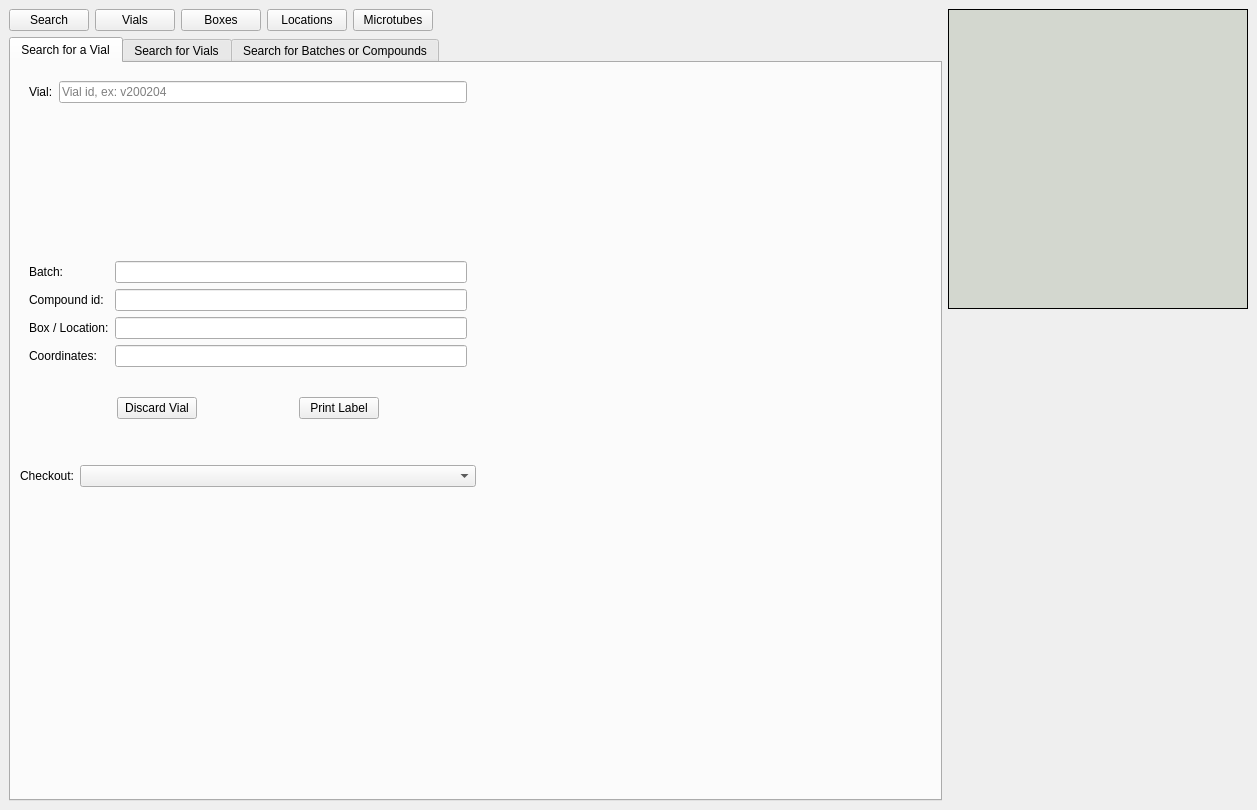
Qt form frontend/searchwindow.ui (dahlbma/cello) before a commit.
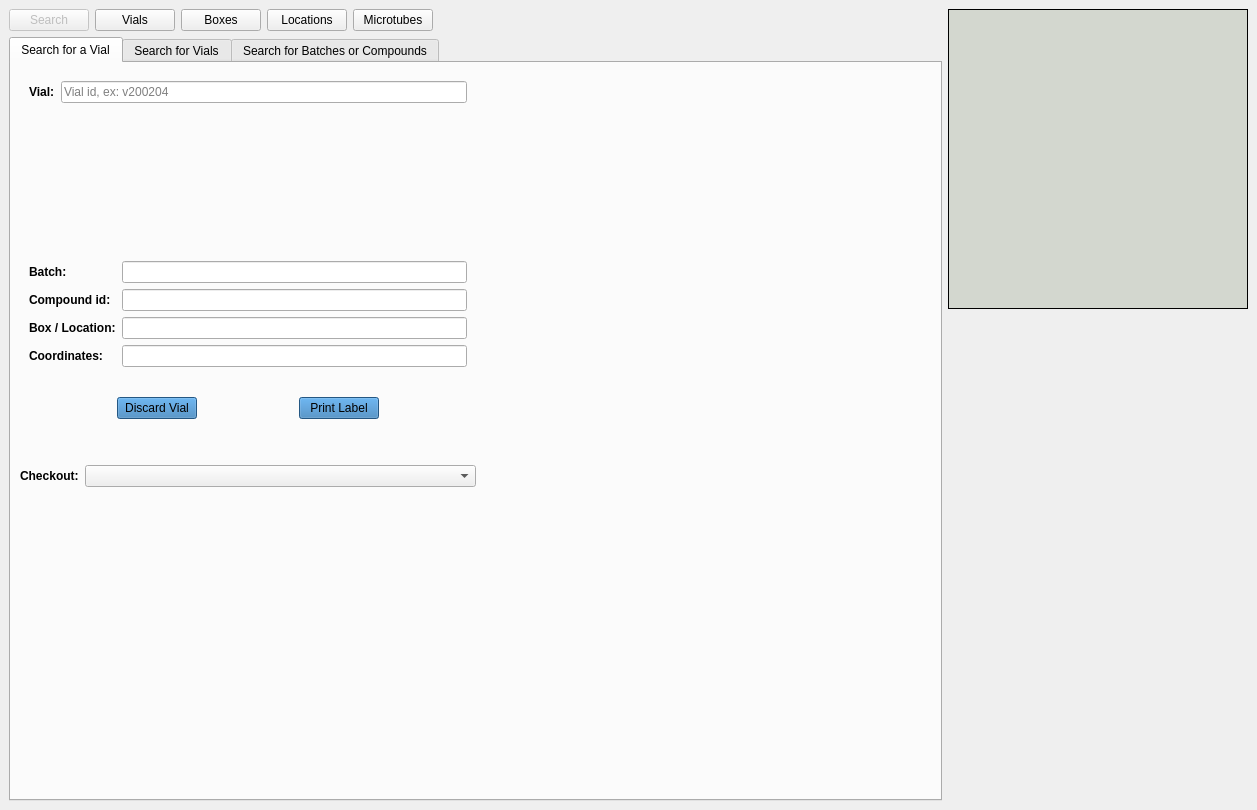
The same form after that commit. The open tabs and pages were chosen to show the change.

Commit message: most of the ui is done, preliminarily

What changed in the file:
```diff
--- a/frontend/searchwindow.ui
+++ b/frontend/searchwindow.ui
@@ -19,6 +19,9 @@
      <layout class="QGridLayout" name="gridLayout_6">
       <item row="0" column="0">
        <widget class="QPushButton" name="goto_search_btn">
+        <property name="enabled">
+         <bool>false</bool>
+        </property>
         <property name="text">
          <string>Search</string>
         </property>
@@ -82,6 +85,12 @@
               <layout class="QGridLayout" name="gridLayout">
                <item row="1" column="0">
                 <widget class="QLabel" name="label_4">
+                 <property name="font">
+                  <font>
+                   <weight>75</weight>
+                   <bold>true</bold>
+                  </font>
+                 </property>
                  <property name="text">
                   <string>Compound id:</string>
                  </property>
@@ -89,6 +98,12 @@
                </item>
                <item row="3" column="0">
                 <widget class="QLabel" name="label_6">
+                 <property name="font">
+                  <font>
+                   <weight>75</weight>
+                   <bold>true</bold>
+                  </font>
+                 </property>
                  <property name="text">
                   <string>Coordinates:</string>
                  </property>
@@ -99,6 +114,12 @@
                </item>
                <item row="0" column="0">
                 <widget class="QLabel" name="label_3">
+                 <property name="font">
+                  <font>
+                   <weight>75</weight>
+                   <bold>true</bold>
+                  </font>
+                 </property>
                  <property name="text">
                   <string>Batch:</string>
                  </property>
@@ -109,6 +130,12 @@
                </item>
                <item row="2" column="0">
                 <widget class="QLabel" name="label_5">
+                 <property name="font">
+                  <font>
+                   <weight>75</weight>
+                   <bold>true</bold>
+                  </font>
+                 </property>
                  <property name="text">
                   <string>Box / Location:</string>
                  </property>
@@ -139,6 +166,12 @@
               <layout class="QHBoxLayout" name="horizontalLayout">
                <item>
                 <widget class="QLabel" name="label_2">
+                 <property name="font">
+                  <font>
+                   <weight>75</weight>
+                   <bold>true</bold>
+                  </font>
+                 </property>
                  <property name="text">
                   <string>Vial:</string>
                  </property>
@@ -169,6 +202,12 @@
                 <verstretch>0</verstretch>
                </sizepolicy>
               </property>
+              <property name="font">
+               <font>
+                <weight>75</weight>
+                <bold>true</bold>
+               </font>
+              </property>
               <property name="text">
                <string>Checkout:</string>
               </property>
@@ -212,6 +251,9 @@
             </item>
             <item>
              <widget class="QPushButton" name="discard_vial_btn">
+              <property name="styleSheet">
+               <string notr="true">background-color: rgb(51, 122, 183)</string>
+              </property>
               <property name="text">
                <string>Discard Vial</string>
               </property>
@@ -232,6 +274,9 @@
             </item>
             <item>
              <widget class="QPushButton" name="print_label_btn">
+              <property name="styleSheet">
+               <string notr="true">background-color: rgb(51, 122, 183)</string>
+              </property>
               <property name="text">
                <string>Print Label</string>
               </property>
```
Left out of the diff: 12 changed lines with no effect on the pictures. The commit also changes 6 other files.
